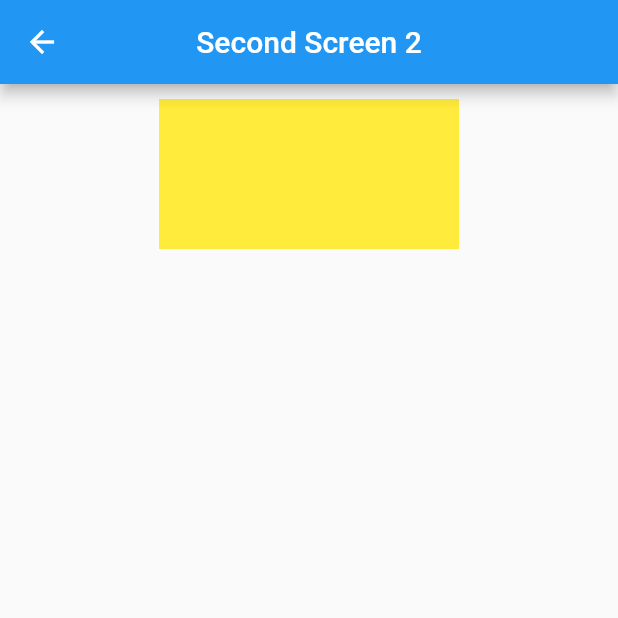
After one commit to Talhakhan625/myfirstproject, a Flutter app: the screen it shows after launch, after a tap on "Login", on a phone screen of 412 x 824 dp, the top half of it. The commit adds this screen. Run offline on Flutter 3.47's test engine with Material 2 defaults, Android fonts, the phone set to English and light mode, and no system bars; missing offline and left inert: dart:html.

Commit message:
text field
text field data

```diff
--- a/lib/main.dart
+++ b/lib/main.dart
@@ -3,7 +3,10 @@ import 'package:my_first_application/Views/My_Page.dart';
 import 'package:my_first_application/Views/new_project.dart';
 import 'package:my_first_application/new_app.dart';
 import 'package:my_first_application/new_mobile.dart';
+import 'package:my_first_application/new_navigator.dart';
+import 'package:my_first_application/new_text_field.dart';
 import 'package:my_first_application/second_screen.dart';
+import 'package:my_first_application/second_screen_2.dart';
 import 'package:my_first_application/text_style.dart';
 
 import 'Views/home_page.dart';
@@ -23,7 +26,7 @@ class MyApp extends StatelessWidget {
       theme: ThemeData(
         primarySwatch: Colors.blue,
       ),
-      home: SecondScreen(),
+      home: NewTextField(),
     );
   }
 }
--- a/lib/new_app.dart
+++ b/lib/new_app.dart
@@ -1,5 +1,6 @@
 import 'package:flutter/cupertino.dart';
 import 'package:flutter/material.dart';
+import 'package:my_first_application/my_navigator.dart';
 
 class NewApp extends StatelessWidget {
   const NewApp({Key? key}) : super(key: key);
@@ -43,10 +44,7 @@ class NewApp extends StatelessWidget {
               ),
             ],
           ),
-          CircleAvatar(
-            radius: 50,
-            backgroundColor: Colors.red,
-          ),
+          MyNavigator(),
           Row(
             mainAxisAlignment: MainAxisAlignment.end,
             children: [
--- /dev/null
+++ b/lib/new_text_field.dart
@@ -0,0 +1,135 @@
+import 'package:flutter/material.dart';
+import 'package:my_first_application/second_screen_2.dart';
+
+class NewTextField extends StatelessWidget {
+  final TextEditingController textNameController = TextEditingController();
+  final TextEditingController textUserNameController = TextEditingController();
+  final TextEditingController textPasswordController = TextEditingController();
+  final TextEditingController textRePasswordController =
+      TextEditingController();
+  NewTextField({Key? key}) : super(key: key);
+
+  @override
+  Widget build(BuildContext context) {
+    return Scaffold(
+      appBar: AppBar(),
+      body: SingleChildScrollView(
+        child: Column(children: [
+          Center(
+            child: Text(
+              'Login',
+              style: TextStyle(
+                fontSize: 60,
+                color: Colors.red,
+                fontStyle: FontStyle.italic,
+                fontWeight: FontWeight.bold,
+              ),
+            ),
+          ),
+          SizedBox(
+            height: 20,
+          ),
+          CircleAvatar(
+            radius: 120,
+            backgroundColor: Colors.amber,
+            child: Icon(
+              Icons.person,
+              size: 100,
+              color: Colors.white,
+            ),
+          ),
+          SizedBox(
+            height: 20,
+          ),
+          TextField(
+            controller: textNameController,
+            decoration: InputDecoration(
+                border:
+                    OutlineInputBorder(borderRadius: BorderRadius.circular(30)),
+                labelText: 'Name',
+                hintText: 'Enter your name',
+                suffix: Icon(
+                  Icons.person,
+                  color: Colors.blue,
+                  size: 30,
+                ),
+                prefix: Icon(Icons.abc)),
+          ),
+          SizedBox(
+            height: 20,
+          ),
+          TextField(
+            controller: textUserNameController,
+            decoration: InputDecoration(
+                border:
+                    OutlineInputBorder(borderRadius: BorderRadius.circular(30)),
+                labelText: 'User name',
+                hintText: 'Enter your user name',
+                suffix: Icon(
+                  Icons.person,
+                  color: Colors.blue,
+                  size: 30,
+                ),
+                prefix: Icon(Icons.abc)),
+          ),
+          SizedBox(
+            height: 20,
+          ),
+          TextField(
+            controller: textPasswordController,
+            decoration: InputDecoration(
+                border:
+                    OutlineInputBorder(borderRadius: BorderRadius.circular(30)),
+                labelText: 'Password',
+                hintText: 'Enter your password',
+                suffix: Icon(
+                  Icons.person,
+                  color: Colors.blue,
+                  size: 30,
+                ),
+                prefix: Icon(Icons.abc)),
+            obscureText: true,
+            obscuringCharacter: '*',
+          ),
+          SizedBox(
+            height: 20,
+          ),
+          TextField(
+            controller: textRePasswordController,
+            decoration: InputDecoration(
+                border:
+                    OutlineInputBorder(borderRadius: BorderRadius.circular(30)),
+                labelText: 'Rewrite Password',
+                hintText: 'Enter your same password',
+                suffix: Icon(
+                  Icons.person,
+                  color: Colors.blue,
+                  size: 30,
+                ),
+                prefix: Icon(Icons.abc)),
+            obscureText: true,
+            obscuringCharacter: '*',
+          ),
+          SizedBox(
+            height: 20,
+          ),
+          ElevatedButton(
+              onPressed: () {
+                Navigator.of(context).push(MaterialPageRoute(
+                    builder: (context) => SecondScreen2(
+                          name: textNameController.text,
+                          username: textUserNameController.text,
+                          password: textPasswordController.text,
+                          repassword: textRePasswordController.text,
+                        )));
+              },
+              child: const Text('Login'),
+              style: ButtonStyle(
+                foregroundColor: MaterialStateProperty.all(Colors.black),
+                backgroundColor: MaterialStateProperty.all(Colors.blue),
+              ))
+        ]),
+      ),
+    );
+  }
+}
--- /dev/null
+++ b/lib/second_screen_2.dart
@@ -0,0 +1,52 @@
+import 'package:flutter/material.dart';
+
+class SecondScreen2 extends StatelessWidget {
+  String? name;
+  String? username;
+  String? password;
+  String? repassword;
+  SecondScreen2(
+      {this.name, this.username, this.password, this.repassword, Key? key})
+      : super(key: key);
+
+  @override
+  Widget build(BuildContext context) {
+    return Scaffold(
+      appBar: AppBar(
+        title: Text('Second Screen 2'),
+        backgroundColor: Colors.blue,
+        centerTitle: true,
+      ),
+      body: Row(
+        mainAxisAlignment: MainAxisAlignment.center,
+        children: [
+          Column(
+            children: [
+              Padding(
+                padding: const EdgeInsets.all(10.0),
+                child: Container(
+                  child: Center(
+                    child: Padding(
+                      padding: const EdgeInsets.all(10.0),
+                      child: Column(
+                        children: [
+                          Text(name!),
+                          Text(username!),
+                          Text(password!),
+                          Text(repassword!),
+                        ],
+                      ),
+                    ),
+                  ),
+                  width: 200,
+                  height: 100,
+                  color: Colors.yellow,
+                ),
+              ),
+            ],
+          ),
+        ],
+      ),
+    );
+  }
+}
--- a/lib/text_style.dart
+++ b/lib/text_style.dart
@@ -31,6 +31,12 @@ class MyTextStyleScreen extends StatelessWidget {
               color: Colors.white,
             ),
           ),
+          ListTile(
+            iconColor: Colors.red,
+            title: Text('This is title'),
+            subtitle: Text('This is sub'),
+            trailing: Icon(Icons.abc),
+          ),
         ],
       ),
     );
```
Also changed, not shown: lib/my_navigator.dart (added, +15 -0 lines), lib/new_navigator.dart (added, +74 -0 lines), lib/related_text_field.dart (added, +10 -0 lines), lib/second_screen.dart (+43 -20 lines).
